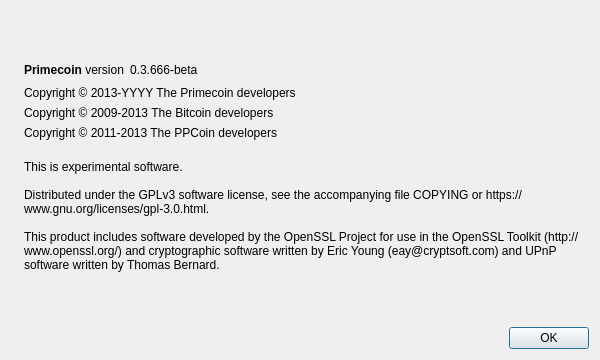
Above: src/qt/forms/aboutdialog.ui from LiberationWarrior/librecoin before the change. Below: the same form after it.
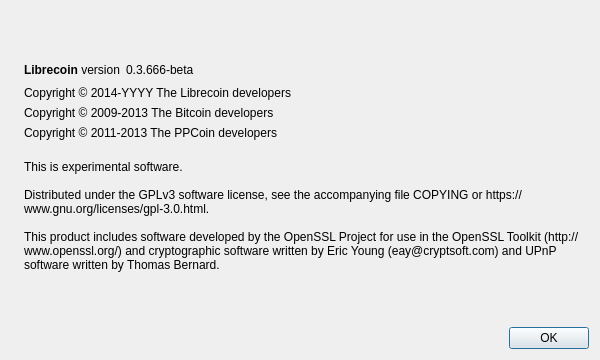
That is the form after the change. Icons and pictures are not drawn.

Patch:
```diff
--- a/src/qt/forms/aboutdialog.ui
+++ b/src/qt/forms/aboutdialog.ui
@@ -50,7 +50,7 @@
           <cursorShape>IBeamCursor</cursorShape>
          </property>
          <property name="text">
-          <string>&lt;b&gt;Primecoin&lt;/b&gt; version</string>
+          <string>&lt;b&gt;Librecoin&lt;/b&gt; version</string>
          </property>
          <property name="textInteractionFlags">
           <set>Qt::LinksAccessibleByMouse|Qt::TextSelectableByKeyboard|Qt::TextSelectableByMouse</set>
@@ -91,7 +91,7 @@
         <cursorShape>IBeamCursor</cursorShape>
        </property>
        <property name="text">
-        <string notr="true">Copyright &amp;copy; 2013-YYYY The Primecoin developers</string>
+        <string notr="true">Copyright &amp;copy; 2014-YYYY The Librecoin developers</string>
        </property>
        <property name="textFormat">
         <enum>Qt::RichText</enum>
```
Left out of the diff: 2 changed lines with no effect on the pictures.
